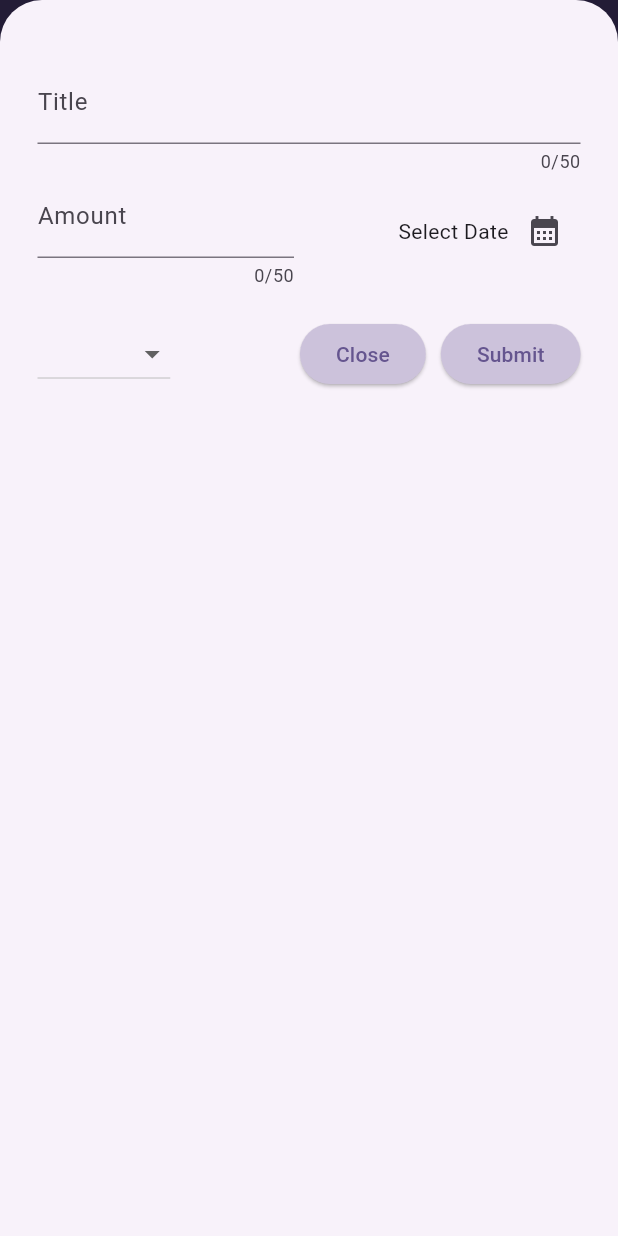
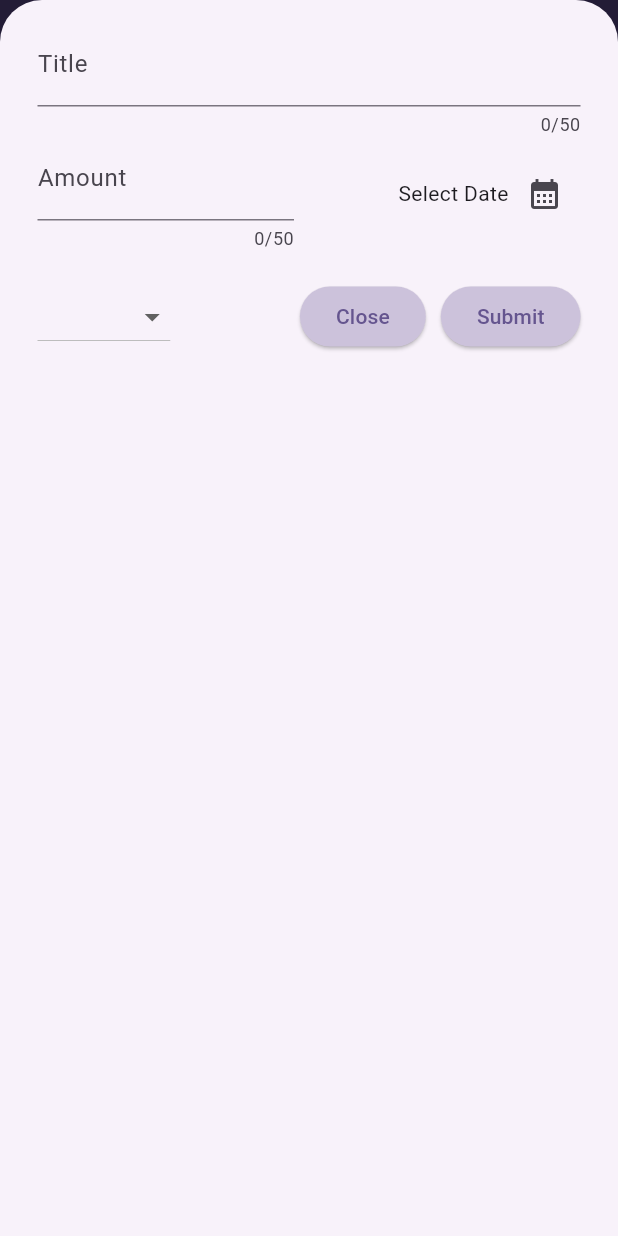
Before and after one commit to GuiReichert/Flutter_Expense_Tracker, a Flutter app: the screen it shows after launch, after a tap on the "add" icon, on a phone screen of 412 x 824 dp. Run offline on Flutter 3.47's test engine with Material 3 defaults, Android fonts, the phone set to English and light mode, and no system bars.

Commit message:
Final Adjustments

```diff
--- a/expense_tracker/lib/Custom Widgets/new_expense.dart
+++ b/expense_tracker/lib/Custom Widgets/new_expense.dart
@@ -83,7 +83,7 @@ class _NewExpenseState extends State<NewExpense> {
   @override
   Widget build(BuildContext context) {
     return Padding(
-      padding: EdgeInsets.fromLTRB(25, 40, 25, 25),
+      padding: EdgeInsets.fromLTRB(25, 15, 25, 25),
       child: Column(
         children: [
           TextField(
--- a/expense_tracker/lib/Utils/theme_data.dart
+++ b/expense_tracker/lib/Utils/theme_data.dart
@@ -2,6 +2,11 @@ import 'package:flutter/material.dart';
 
 var kColorScheme = ColorScheme.fromSeed(
   seedColor: Color.fromARGB(255, 96, 59, 181),
+);
+
+var kDarkModeColorScheme = ColorScheme.fromSeed(
+  seedColor: Color.fromARGB(255, 5, 99, 125),
+  brightness: Brightness.dark,
 );
 
 var kcardTheme = CardThemeData().copyWith(
--- a/expense_tracker/lib/main.dart
+++ b/expense_tracker/lib/main.dart
@@ -1,10 +1,18 @@
 import 'package:expense_tracker/Utils/theme_data.dart';
 import 'package:expense_tracker/views/expenses.dart';
 import 'package:flutter/material.dart';
+import 'package:flutter/services.dart';
 
 void main() {
+  WidgetsFlutterBinding.ensureInitialized();
+
+  //permite apenas a orientação selecionada
+  SystemChrome.setPreferredOrientations([
+    DeviceOrientation.portraitUp,
+  ]).then((fn) {
     runApp(
       MaterialApp(
+        darkTheme: ThemeData.dark().copyWith(colorScheme: kDarkModeColorScheme),
         theme: ThemeData().copyWith(
           colorScheme: kColorScheme,
           appBarTheme: AppBarTheme().copyWith(
@@ -14,7 +22,9 @@ void main() {
           cardTheme: kcardTheme,
           elevatedButtonTheme: kElevatedButtonTheme,
         ),
+        // themeMode: ThemeMode.system, default
         home: Expenses(),
       ),
     );
+  });
 }
--- a/expense_tracker/lib/views/expenses.dart
+++ b/expense_tracker/lib/views/expenses.dart
@@ -77,6 +77,7 @@ class _ExpensesState extends State<Expenses> {
 
   void _openAddExpenseOverlay() {
     showModalBottomSheet(
+      useSafeArea: true,
       isScrollControlled: true,
       context: context,
       builder: (ctx) {
```
Lines whose indentation alone changed are shown as unchanged.
